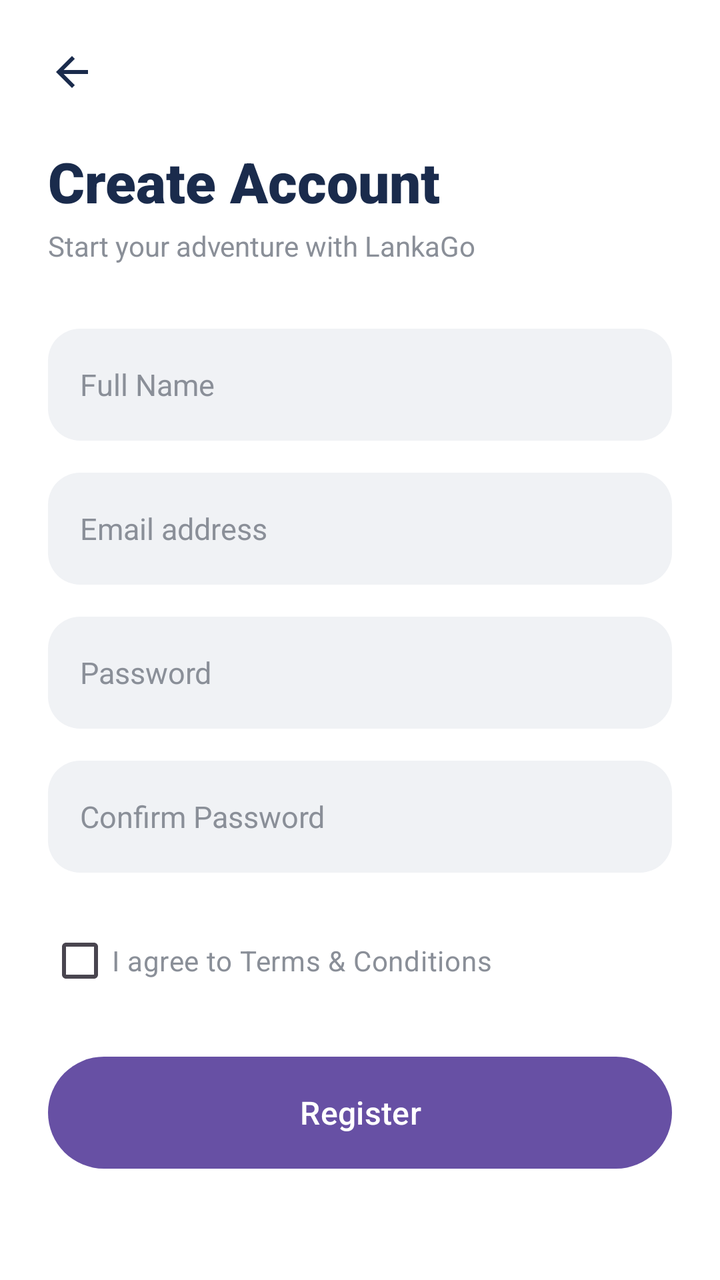
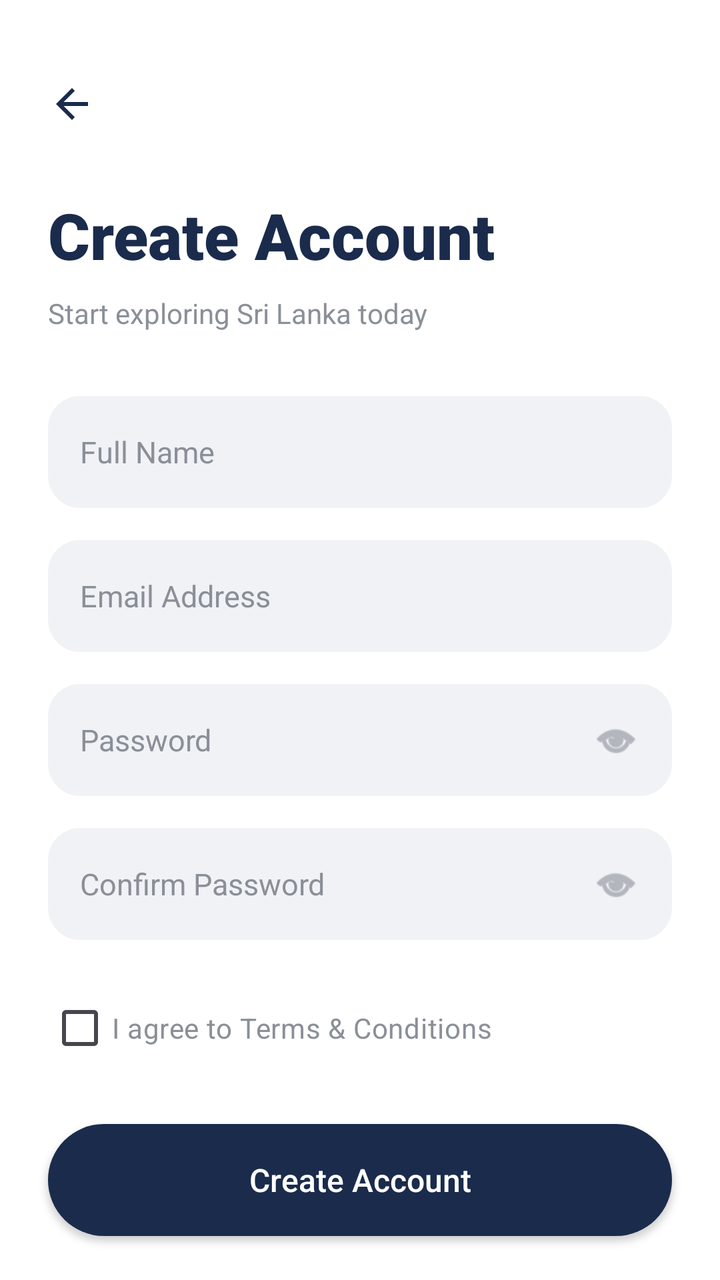

The first picture is an Android layout as it rendered before a commit; the second is the same layout after the commit. The layout source and the unified diff follow.
<!-- AndroidManifest.xml: application theme Theme.LankaGo -->
<!-- res/layout/register.xml -->
<?xml version="1.0" encoding="utf-8"?>
<androidx.constraintlayout.widget.ConstraintLayout
    xmlns:android="http://schemas.android.com/apk/res/android"
    xmlns:app="http://schemas.android.com/apk/res-auto"
    xmlns:tools="http://schemas.android.com/tools"
    android:layout_width="match_parent"
    android:layout_height="match_parent"
    android:background="#FFFFFF"
    tools:context=".RegisterActivity">

    
    <ImageView
        android:id="@+id/iv_back"
        android:layout_width="24dp"
        android:layout_height="24dp"
        android:layout_marginStart="24dp"
        android:layout_marginTop="24dp"
        android:src="@drawable/ic_arrow_back"
        android:contentDescription="Back"
        app:layout_constraintStart_toStartOf="parent"
        app:layout_constraintTop_toTopOf="parent" />

    
    <TextView
        android:id="@+id/tv_title"
        android:layout_width="wrap_content"
        android:layout_height="wrap_content"
        android:layout_marginStart="24dp"
        android:layout_marginTop="24dp"
        android:fontFamily="sans-serif-black"
        android:text="Create Account"
        android:textColor="#1A2B4C"
        android:textSize="28sp"
        app:layout_constraintStart_toStartOf="parent"
        app:layout_constraintTop_toBottomOf="@id/iv_back" />

    <TextView
        android:id="@+id/tv_subtitle"
        android:layout_width="wrap_content"
        android:layout_height="wrap_content"
        android:layout_marginStart="24dp"
        android:layout_marginTop="4dp"
        android:fontFamily="sans-serif"
        android:text="Start your adventure with LankaGo"
        android:textColor="#8A8F98"
        android:textSize="14sp"
        app:layout_constraintStart_toStartOf="parent"
        app:layout_constraintTop_toBottomOf="@id/tv_title" />

    
    <EditText
        android:id="@+id/et_name"
        android:layout_width="0dp"
        android:layout_height="56dp"
        android:layout_marginHorizontal="24dp"
        android:layout_marginTop="32dp"
        android:background="@drawable/bg_input"
        android:fontFamily="sans-serif"
        android:hint="Full Name"
        android:inputType="textPersonName"
        android:paddingHorizontal="16dp"
        android:textColor="#1A2B4C"
        android:textColorHint="#8A8F98"
        android:textSize="15sp"
        android:autofillHints="name"
        app:layout_constraintEnd_toEndOf="parent"
        app:layout_constraintStart_toStartOf="parent"
        app:layout_constraintTop_toBottomOf="@id/tv_subtitle" />

    
    <EditText
        android:id="@+id/et_email"
        android:layout_width="0dp"
        android:layout_height="56dp"
        android:layout_marginHorizontal="24dp"
        android:layout_marginTop="16dp"
        android:background="@drawable/bg_input"
        android:fontFamily="sans-serif"
        android:hint="Email address"
        android:inputType="textEmailAddress"
        android:paddingHorizontal="16dp"
        android:textColor="#1A2B4C"
        android:textColorHint="#8A8F98"
        android:textSize="15sp"
        android:autofillHints="emailAddress"
        app:layout_constraintEnd_toEndOf="parent"
        app:layout_constraintStart_toStartOf="parent"
        app:layout_constraintTop_toBottomOf="@id/et_name" />

    
    <EditText
        android:id="@+id/et_password"
        android:layout_width="0dp"
        android:layout_height="56dp"
        android:layout_marginHorizontal="24dp"
        android:layout_marginTop="16dp"
        android:background="@drawable/bg_input"
        android:fontFamily="sans-serif"
        android:hint="Password"
        android:inputType="textPassword"
        android:paddingHorizontal="16dp"
        android:textColor="#1A2B4C"
        android:textColorHint="#8A8F98"
        android:textSize="15sp"
        android:autofillHints="password"
        app:layout_constraintEnd_toEndOf="parent"
        app:layout_constraintStart_toStartOf="parent"
        app:layout_constraintTop_toBottomOf="@id/et_email" />

    
    <EditText
        android:id="@+id/et_confirm_password"
        android:layout_width="0dp"
        android:layout_height="56dp"
        android:layout_marginHorizontal="24dp"
        android:layout_marginTop="16dp"
        android:background="@drawable/bg_input"
        android:fontFamily="sans-serif"
        android:hint="Confirm Password"
        android:inputType="textPassword"
        android:paddingHorizontal="16dp"
        android:textColor="#1A2B4C"
        android:textColorHint="#8A8F98"
        android:textSize="15sp"
        android:autofillHints="password"
        app:layout_constraintEnd_toEndOf="parent"
        app:layout_constraintStart_toStartOf="parent"
        app:layout_constraintTop_toBottomOf="@id/et_password" />

    
    <CheckBox
        android:id="@+id/cb_terms"
        android:layout_width="0dp"
        android:layout_height="wrap_content"
        android:layout_marginHorizontal="24dp"
        android:layout_marginTop="20dp"
        android:fontFamily="sans-serif"
        android:text="I agree to Terms &amp; Conditions"
        android:textColor="#8A8F98"
        android:textSize="14sp"
        app:layout_constraintEnd_toEndOf="parent"
        app:layout_constraintStart_toStartOf="parent"
        app:layout_constraintTop_toBottomOf="@id/et_confirm_password" />

    
    <Button
        android:id="@+id/btn_register"
        android:layout_width="0dp"
        android:layout_height="56dp"
        android:layout_marginHorizontal="24dp"
        android:layout_marginTop="24dp"
        android:background="@drawable/button_primary"
        android:fontFamily="sans-serif-medium"
        android:text="Register"
        android:textAllCaps="false"
        android:textColor="#FFFFFF"
        android:textSize="16sp"
        app:layout_constraintEnd_toEndOf="parent"
        app:layout_constraintStart_toStartOf="parent"
        app:layout_constraintTop_toBottomOf="@id/cb_terms" />

</androidx.constraintlayout.widget.ConstraintLayout>
<!-- resources referenced by this layout -->
<resources>
  <!-- drawable bg_input (drawable) -->
  <?xml version="1.0" encoding="utf-8"?>
  <shape xmlns:android="http://schemas.android.com/apk/res/android" android:shape="rectangle">
      <solid android:color="#F0F2F5"/>
      <corners android:radius="16dp"/>
  </shape>
  <!-- drawable button_primary (drawable) -->
  <?xml version="1.0" encoding="utf-8"?>
  <shape xmlns:android="http://schemas.android.com/apk/res/android" android:shape="rectangle">
      <solid android:color="#1A2B4C"/>
      <corners android:radius="50dp"/>
  </shape>
  <!-- drawable ic_arrow_back (drawable) -->
  <vector xmlns:android="http://schemas.android.com/apk/res/android"
      android:width="24dp"
      android:height="24dp"
      android:viewportWidth="24.0"
      android:viewportHeight="24.0">
      <path
          android:fillColor="#1A2B4C"
          android:pathData="M20,11H7.83l5.59-5.59L12,4l-8,8 8,8 1.41-1.41L7.83,13H20v-2z"/>
  </vector>
  <style name="Theme.LankaGo" parent="Base.Theme.LankaGo" />
  <style name="Base.Theme.LankaGo" parent="Theme.Material3.DayNight.NoActionBar">
          
          
      </style>
</resources>

<!-- the commit's change to res/layout/register.xml (unified diff, before → after) -->
@@ -10,12 +10,13 @@
 
     
     <ImageView
-        android:id="@+id/iv_back"
+        android:id="@+id/btn_back"
         android:layout_width="24dp"
         android:layout_height="24dp"
         android:layout_marginStart="24dp"
-        android:layout_marginTop="24dp"
+        android:layout_marginTop="40dp"
         android:src="@drawable/ic_arrow_back"
+        app:tint="#1A2B4C"
         android:contentDescription="Back"
         app:layout_constraintStart_toStartOf="parent"
         app:layout_constraintTop_toTopOf="parent" />
@@ -26,22 +27,23 @@
         android:layout_width="wrap_content"
         android:layout_height="wrap_content"
         android:layout_marginStart="24dp"
-        android:layout_marginTop="24dp"
+        android:layout_marginTop="32dp"
         android:fontFamily="sans-serif-black"
         android:text="Create Account"
         android:textColor="#1A2B4C"
-        android:textSize="28sp"
-        app:layout_constraintStart_toStartOf="parent"
-        app:layout_constraintTop_toBottomOf="@id/iv_back" />
-
+        android:textSize="32sp"
+        app:layout_constraintStart_toStartOf="parent"
+        app:layout_constraintTop_toBottomOf="@id/btn_back" />
+
+    
     <TextView
         android:id="@+id/tv_subtitle"
         android:layout_width="wrap_content"
         android:layout_height="wrap_content"
         android:layout_marginStart="24dp"
-        android:layout_marginTop="4dp"
-        android:fontFamily="sans-serif"
-        android:text="Start your adventure with LankaGo"
+        android:layout_marginTop="8dp"
+        android:fontFamily="sans-serif"
+        android:text="Start exploring Sri Lanka today"
         android:textColor="#8A8F98"
         android:textSize="14sp"
         app:layout_constraintStart_toStartOf="parent"
@@ -58,7 +60,8 @@
         android:fontFamily="sans-serif"
         android:hint="Full Name"
         android:inputType="textPersonName"
-        android:paddingHorizontal="16dp"
+        android:paddingStart="16dp"
+        android:paddingEnd="16dp"
         android:textColor="#1A2B4C"
         android:textColorHint="#8A8F98"
         android:textSize="15sp"
@@ -76,9 +79,10 @@
         android:layout_marginTop="16dp"
         android:background="@drawable/bg_input"
         android:fontFamily="sans-serif"
-        android:hint="Email address"
+        android:hint="Email Address"
         android:inputType="textEmailAddress"
-        android:paddingHorizontal="16dp"
+        android:paddingStart="16dp"
+        android:paddingEnd="16dp"
         android:textColor="#1A2B4C"
         android:textColorHint="#8A8F98"
         android:textSize="15sp"
@@ -88,51 +92,86 @@
         app:layout_constraintTop_toBottomOf="@id/et_name" />
 
     
-    <EditText
-        android:id="@+id/et_password"
+    <FrameLayout
+        android:id="@+id/layout_password"
         android:layout_width="0dp"
         android:layout_height="56dp"
         android:layout_marginHorizontal="24dp"
         android:layout_marginTop="16dp"
-        android:background="@drawable/bg_input"
-        android:fontFamily="sans-serif"
-        android:hint="Password"
-        android:inputType="textPassword"
-        android:paddingHorizontal="16dp"
-        android:textColor="#1A2B4C"
-        android:textColorHint="#8A8F98"
-        android:textSize="15sp"
-        android:autofillHints="password"
-        app:layout_constraintEnd_toEndOf="parent"
-        app:layout_constraintStart_toStartOf="parent"
-        app:layout_constraintTop_toBottomOf="@id/et_email" />
-
-    
-    <EditText
-        android:id="@+id/et_confirm_password"
+        app:layout_constraintEnd_toEndOf="parent"
+        app:layout_constraintStart_toStartOf="parent"
+        app:layout_constraintTop_toBottomOf="@id/et_email">
+
+        <EditText
+            android:id="@+id/et_password"
+            android:layout_width="match_parent"
+            android:layout_height="match_parent"
+            android:background="@drawable/bg_input"
+            android:fontFamily="sans-serif"
+            android:hint="Password"
+            android:inputType="textPassword"
+            android:paddingStart="16dp"
+            android:paddingEnd="48dp"
+            android:textColor="#1A2B4C"
+            android:textColorHint="#8A8F98"
+            android:textSize="15sp"
+            android:autofillHints="password" />
+
+        <ImageView
+            android:id="@+id/btn_toggle_password"
+            android:layout_width="24dp"
+            android:layout_height="24dp"
+            android:layout_gravity="end|center_vertical"
+            android:layout_marginEnd="16dp"
+            android:src="@android:drawable/ic_menu_view"
+            app:tint="#8A8F98"
+            android:contentDescription="Toggle Password Visibility" />
+    </FrameLayout>
+
+    
+    <FrameLayout
+        android:id="@+id/layout_confirm_password"
         android:layout_width="0dp"
         android:layout_height="56dp"
         android:layout_marginHorizontal="24dp"
         android:layout_marginTop="16dp"
-        android:background="@drawable/bg_input"
-        android:fontFamily="sans-serif"
-        android:hint="Confirm Password"
-        android:inputType="textPassword"
-        android:paddingHorizontal="16dp"
-        android:textColor="#1A2B4C"
-        android:textColorHint="#8A8F98"
-        android:textSize="15sp"
-        android:autofillHints="password"
-        app:layout_constraintEnd_toEndOf="parent"
-        app:layout_constraintStart_toStartOf="parent"
-        app:layout_constraintTop_toBottomOf="@id/et_password" />
+        app:layout_constraintEnd_toEndOf="parent"
+        app:layout_constraintStart_toStartOf="parent"
+        app:layout_constraintTop_toBottomOf="@id/layout_password">
+
+        <EditText
+            android:id="@+id/et_confirm_password"
+            android:layout_width="match_parent"
+            android:layout_height="match_parent"
+            android:background="@drawable/bg_input"
+            android:fontFamily="sans-serif"
+            android:hint="Confirm Password"
+            android:inputType="textPassword"
+            android:paddingStart="16dp"
+            android:paddingEnd="48dp"
+            android:textColor="#1A2B4C"
+            android:textColorHint="#8A8F98"
+            android:textSize="15sp"
+            android:autofillHints="password" />
+
+        <ImageView
+            android:id="@+id/btn_toggle_confirm_password"
+            android:layout_width="24dp"
+            android:layout_height="24dp"
+            android:layout_gravity="end|center_vertical"
+            android:layout_marginEnd="16dp"
+            android:src="@android:drawable/ic_menu_view"
+            app:tint="#8A8F98"
+            android:contentDescription="Toggle Confirm Password Visibility" />
+    </FrameLayout>
 
     
     <CheckBox
         android:id="@+id/cb_terms"
         android:layout_width="0dp"
         android:layout_height="wrap_content"
-        android:layout_marginHorizontal="24dp"
+        android:layout_marginStart="24dp"
+        android:layout_marginEnd="24dp"
         android:layout_marginTop="20dp"
         android:fontFamily="sans-serif"
         android:text="I agree to Terms &amp; Conditions"
@@ -140,10 +179,10 @@
         android:textSize="14sp"
         app:layout_constraintEnd_toEndOf="parent"
         app:layout_constraintStart_toStartOf="parent"
-        app:layout_constraintTop_toBottomOf="@id/et_confirm_password" />
-
-    
-    <Button
+        app:layout_constraintTop_toBottomOf="@id/layout_confirm_password" />
+
+    
+    <androidx.appcompat.widget.AppCompatButton
         android:id="@+id/btn_register"
         android:layout_width="0dp"
         android:layout_height="56dp"
@@ -151,7 +190,7 @@
         android:layout_marginTop="24dp"
         android:background="@drawable/button_primary"
         android:fontFamily="sans-serif-medium"
-        android:text="Register"
+        android:text="Create Account"
         android:textAllCaps="false"
         android:textColor="#FFFFFF"
         android:textSize="16sp"
@@ -159,4 +198,18 @@
         app:layout_constraintStart_toStartOf="parent"
         app:layout_constraintTop_toBottomOf="@id/cb_terms" />
 
+    
+    <TextView
+        android:id="@+id/tv_login_link"
+        android:layout_width="wrap_content"
+        android:layout_height="wrap_content"
+        android:layout_marginTop="24dp"
+        android:fontFamily="sans-serif"
+        android:text="Already have an account? Login"
+        android:textColor="#8A8F98"
+        android:textSize="14sp"
+        app:layout_constraintEnd_toEndOf="parent"
+        app:layout_constraintStart_toStartOf="parent"
+        app:layout_constraintTop_toBottomOf="@id/btn_register" />
+
 </androidx.constraintlayout.widget.ConstraintLayout>
